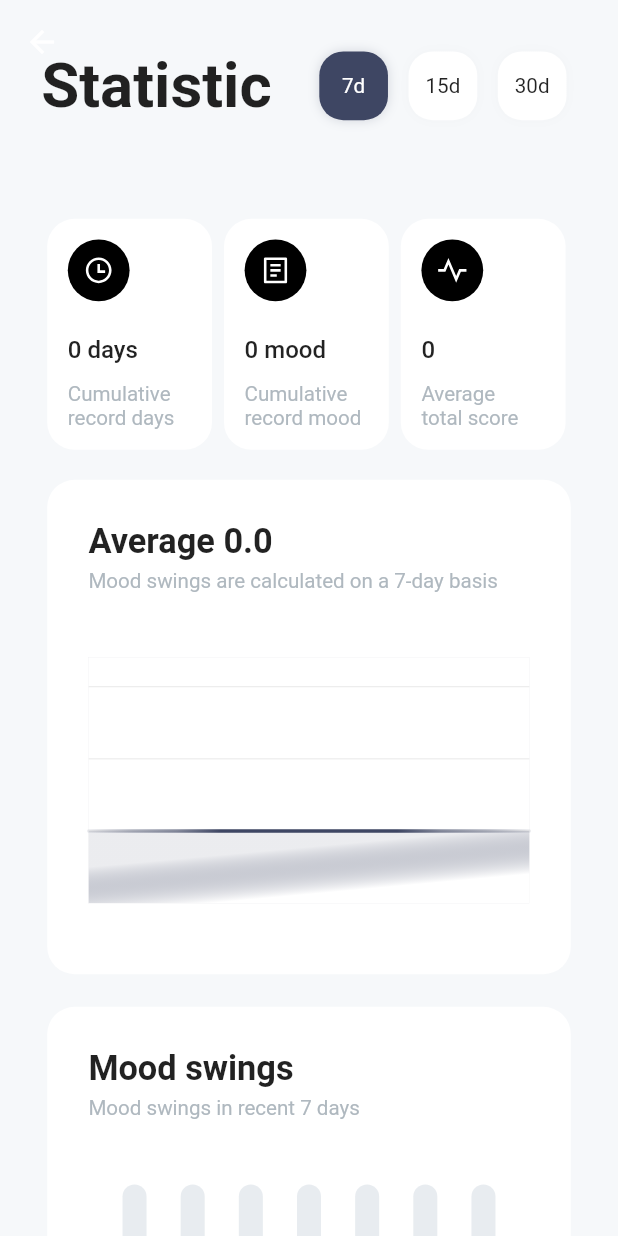
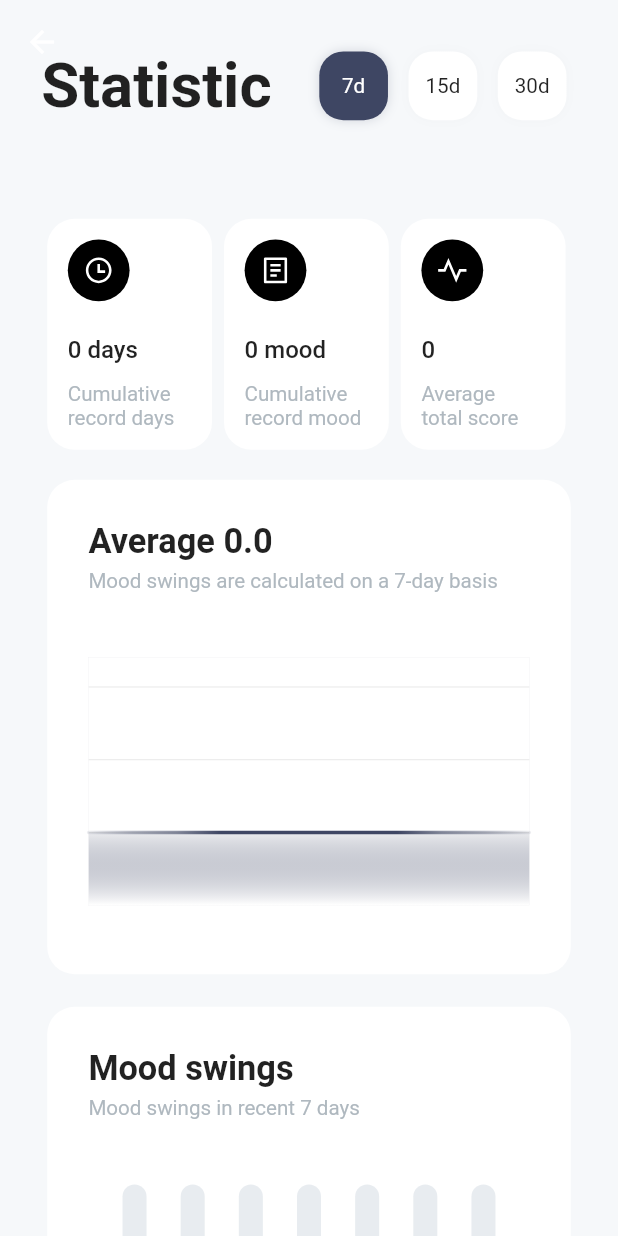
Before and after one commit to AmosHuKe/Mood-Example, a Flutter app: the StatisticPage screen opened directly, on a phone screen of 412 x 824 dp. Run offline on Flutter 3.47's test engine with Material 2 defaults, Android fonts, the phone set to English and light mode, and no system bars; drawn by our look-alikes of fl_chart; our stand-ins replace card_swiper, file_picker, fluro, flutter_screenutil, flutter_slidable, flutter_zoom_drawer and 7 more; missing offline and left inert: excel; accounts and stored records are empty.

Commit message:
upgrade: Flutter 3.0

```diff
--- a/lib/views/statistic/index.dart
+++ b/lib/views/statistic/index.dart
@@ -368,7 +368,8 @@ class _StatisticWeekMoodLineState extends State<StatisticWeekMoodLine> {
                 isCurved: true,
                 curveSmoothness: 0.4,
                 preventCurveOverShooting: true,
-                colors: gradientColors,
+                gradient: LinearGradient(colors: gradientColors),
+                // colors: gradientColors,
                 barWidth: 2.sp,
                 // shadow: Shadow(
                 //   color: AppTheme.primaryColor.withOpacity(0.4),
@@ -379,12 +380,14 @@ class _StatisticWeekMoodLineState extends State<StatisticWeekMoodLine> {
                 dotData: FlDotData(show: false),
                 belowBarData: BarAreaData(
                   show: true,
-                  gradientTo: Offset.fromDirection(1.56, 1.8),
+                  gradient: LinearGradient(
+                    begin: Alignment.topCenter,
+                    end: Alignment.bottomCenter,
                     colors: [
                       AppTheme.primaryColor.withOpacity(0.1),
                       Theme.of(context).cardColor,
-                    Theme.of(context).cardColor,
                     ],
+                  ),
                 ),
               ),
             ],
@@ -453,26 +456,29 @@ class _StatisticWeekMoodLineState extends State<StatisticWeekMoodLine> {
             ),
             titlesData: FlTitlesData(
               show: true,
-              leftTitles: SideTitles(showTitles: false),
-              rightTitles: SideTitles(showTitles: false),
-              topTitles: SideTitles(showTitles: false),
-              bottomTitles: SideTitles(
+              leftTitles: AxisTitles(sideTitles: SideTitles(showTitles: false)),
+              rightTitles:
+                  AxisTitles(sideTitles: SideTitles(showTitles: false)),
+              topTitles: AxisTitles(sideTitles: SideTitles(showTitles: false)),
+              bottomTitles: AxisTitles(
+                sideTitles: SideTitles(
                     showTitles: true,
-                reservedSize: 12.w,
+                    reservedSize: 16.w,
                     interval: _days > 7 ? ((_days / 7) + 1) : (_days / 7),
-                getTextStyles: (context, value) {
-                  return TextStyle(
+                    getTitlesWidget: (value, titleMeta) {
+                      final _nowListDate =
+                          _listFlSpot[(value).toInt()]['datetime'];
+                      return Text(
+                        (_nowListDate.toString() != ""
+                            ? _nowListDate.toString().substring(8, 10) + "日"
+                            : ""),
+                        style: TextStyle(
                           color: AppTheme.subColor,
                           fontWeight: FontWeight.normal,
                           fontSize: 12.sp,
+                        ),
                       );
-                },
-                getTitles: (index) {
-                  final _nowListDate = _listFlSpot[(index).toInt()]['datetime'];
-                  return (_nowListDate.toString() != ""
-                      ? _nowListDate.toString().substring(8, 10) + "日"
-                      : "");
-                },
+                    }),
               ),
             ),
             borderData: FlBorderData(
@@ -576,7 +582,11 @@ class _StatisticWeekMoodState extends State<StatisticWeekMood> {
       x: x,
       barRods: [
         BarChartRodData(
-          y: y,
+          fromY: 0,
+          toY: y,
+          gradient: LinearGradient(
+            begin: Alignment.bottomCenter,
+            end: Alignment.topCenter,
             colors: isTouched
                 ? [
                     AppTheme.primaryColor.withOpacity(0.4),
@@ -586,16 +596,15 @@ class _StatisticWeekMoodState extends State<StatisticWeekMood> {
                     AppTheme.primaryColor,
                     AppTheme.primaryColor.withOpacity(0.4),
                   ],
+          ),
           width: width ?? 14.w,
           borderRadius: BorderRadius.circular(14.w),
           backDrawRodData: BackgroundBarChartRodData(
             show: true,
-            colors: [
-              isDarkMode(context)
+            color: isDarkMode(context)
                 ? const Color(0xFF2B3034)
                 : AppTheme.backgroundColor1,
-            ],
-            y: 100,
+            fromY: 100,
           ),
         ),
       ],
@@ -662,7 +671,7 @@ class _StatisticWeekMoodState extends State<StatisticWeekMood> {
                     const TextStyle(),
                     children: [
                       TextSpan(
-                        text: (rod.y).toString() + "\n",
+                        text: (rod.fromY).toString() + "\n",
                         style: TextStyle(
                           color: Colors.white,
                           fontSize: 14.sp,
@@ -699,18 +708,21 @@ class _StatisticWeekMoodState extends State<StatisticWeekMood> {
             ),
             maxY: 100,
             titlesData: FlTitlesData(
-              topTitles: SideTitles(showTitles: false),
-              bottomTitles: SideTitles(
+              topTitles: AxisTitles(sideTitles: SideTitles(showTitles: false)),
+              bottomTitles: AxisTitles(
+                sideTitles: SideTitles(
                   showTitles: true,
-                getTitles: (index) {
-                  return "";
-                },
-                getTextStyles: (_, value) {
-                  return TextStyle(fontSize: 12.sp);
+                  getTitlesWidget: (value, titleMeta) {
+                    return Text(
+                      "",
+                      style: TextStyle(fontSize: 12.sp),
+                    );
                   },
                 ),
-              leftTitles: SideTitles(showTitles: false),
-              rightTitles: SideTitles(showTitles: false),
+              ),
+              leftTitles: AxisTitles(sideTitles: SideTitles(showTitles: false)),
+              rightTitles:
+                  AxisTitles(sideTitles: SideTitles(showTitles: false)),
             ),
             gridData: FlGridData(show: false),
             borderData: FlBorderData(show: false),
--- a/pubspec.yaml
+++ b/pubspec.yaml
@@ -15,7 +15,7 @@ publish_to: 'none' # Remove this line if you wish to publish to pub.dev
 # In iOS, build-name is used as CFBundleShortVersionString while build-number used as CFBundleVersion.
 # Read more about iOS versioning at
 # https://developer.apple.com/library/archive/documentation/General/Reference/InfoPlistKeyReference/Articles/CoreFoundationKeys.html
-version: 1.2.1+1
+version: 1.3.1+1
 
 environment:
   sdk: ">=2.12.0 <3.0.0"
@@ -55,11 +55,11 @@ dependencies:
   # 滑动操作项
   flutter_slidable: ^1.1.0
   # 轮播
-  card_swiper: ^1.0.4
+  card_swiper: ^2.0.3
   # 震动
   vibration: ^1.7.4-nullsafety.0
   # 图表
-  fl_chart: ^0.41.0
+  fl_chart: ^0.50.5
   # Excel
   excel: ^2.0.0-null-safety-3
   # 分享
```
Also changed, not shown: 3 other files. Lines whose indentation alone changed are shown as unchanged.
